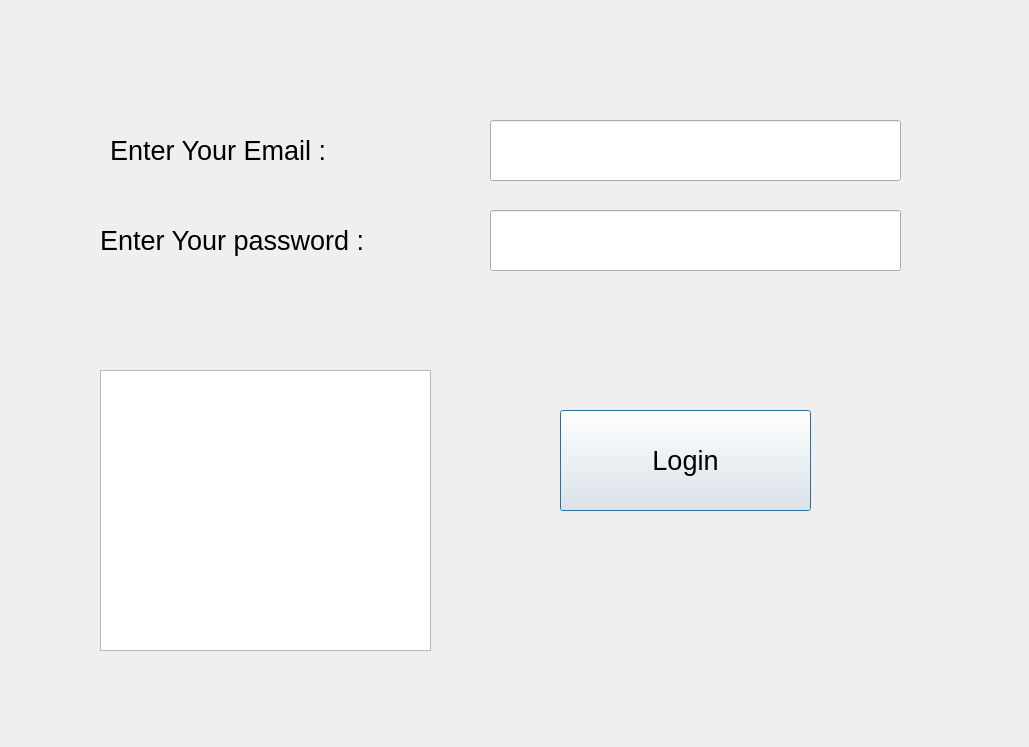
Old version of the form MainWindowApp/login.ui in the repository TheYoungOldtimer/ApProject1.
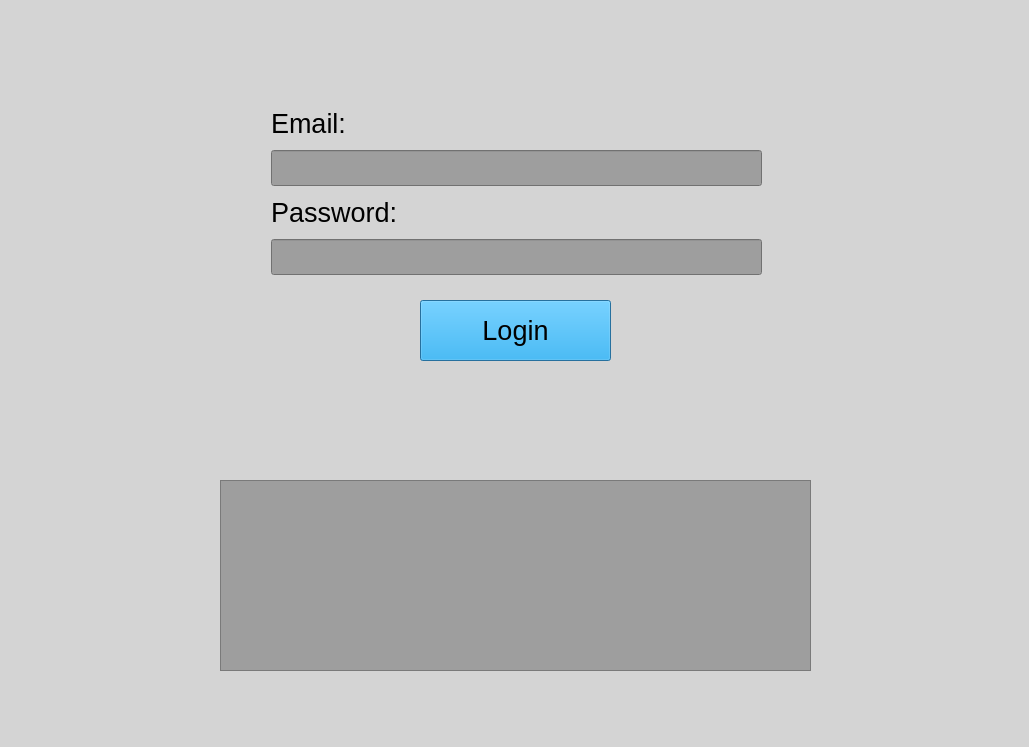
New version of the form.

Commit message: First changes to the login widget

Diff of the .ui file:
```diff
--- a/MainWindowApp/login.ui
+++ b/MainWindowApp/login.ui
@@ -13,85 +13,19 @@
   <property name="windowTitle">
    <string>Dialog</string>
   </property>
-  <widget class="QLabel" name="label_2">
-   <property name="geometry">
-    <rect>
-     <x>110</x>
-     <y>120</y>
-     <width>241</width>
-     <height>61</height>
-    </rect>
-   </property>
-   <property name="font">
-    <font>
-     <pointsize>20</pointsize>
-    </font>
-   </property>
-   <property name="text">
-    <string>Enter Your Email :</string>
-   </property>
-  </widget>
-  <widget class="QLineEdit" name="emailEdit">
-   <property name="geometry">
-    <rect>
-     <x>490</x>
-     <y>120</y>
-     <width>411</width>
-     <height>61</height>
-    </rect>
-   </property>
-   <property name="font">
-    <font>
-     <pointsize>18</pointsize>
-    </font>
-   </property>
-   <property name="text">
-    <string/>
-   </property>
-  </widget>
-  <widget class="QLabel" name="label_3">
-   <property name="geometry">
-    <rect>
-     <x>100</x>
-     <y>210</y>
-     <width>271</width>
-     <height>61</height>
-    </rect>
-   </property>
-   <property name="font">
-    <font>
-     <pointsize>20</pointsize>
-    </font>
-   </property>
-   <property name="text">
-    <string>Enter Your password :</string>
-   </property>
-  </widget>
-  <widget class="QLineEdit" name="passEdit">
-   <property name="geometry">
-    <rect>
-     <x>490</x>
-     <y>210</y>
-     <width>411</width>
-     <height>61</height>
-    </rect>
-   </property>
-   <property name="font">
-    <font>
-     <pointsize>18</pointsize>
-    </font>
-   </property>
-   <property name="text">
-    <string/>
-   </property>
-  </widget>
+  <property name="styleSheet">
+   <string notr="true">background-color: rgb(212, 212, 212);</string>
+  </property>
   <widget class="QPushButton" name="pushButton">
+   <property name="enabled">
+    <bool>true</bool>
+   </property>
    <property name="geometry">
     <rect>
-     <x>560</x>
-     <y>410</y>
-     <width>251</width>
-     <height>101</height>
+     <x>420</x>
+     <y>300</y>
+     <width>191</width>
+     <height>61</height>
     </rect>
    </property>
    <property name="font">
@@ -99,6 +33,19 @@
      <pointsize>20</pointsize>
     </font>
    </property>
+   <property name="cursor">
+    <cursorShape>PointingHandCursor</cursorShape>
+   </property>
+   <property name="mouseTracking">
+    <bool>true</bool>
+   </property>
+   <property name="acceptDrops">
+    <bool>false</bool>
+   </property>
+   <property name="styleSheet">
+    <string notr="true">background-color: rgb(0, 170, 255);
+color: rgb(0, 0, 0);</string>
+   </property>
    <property name="text">
     <string>Login</string>
    </property>
@@ -106,48 +53,109 @@
   <widget class="QTextEdit" name="ted">
    <property name="geometry">
     <rect>
-     <x>100</x>
-     <y>370</y>
-     <width>331</width>
-     <height>281</height>
+     <x>220</x>
+     <y>480</y>
+     <width>591</width>
+     <height>191</height>
     </rect>
    </property>
+   <property name="styleSheet">
+    <string notr="true">background-color: rgb(158, 158, 158);
+color: rgb(0, 0, 0);</string>
+   </property>
   </widget>
   <widget class="QLabel" name="membernotFound">
    <property name="geometry">
     <rect>
-     <x>490</x>
-     <y>185</y>
-     <width>411</width>
-     <height>21</height>
+     <x>370</x>
+     <y>380</y>
+     <width>291</width>
+     <height>41</height>
     </rect>
    </property>
    <property name="font">
     <font>
-     <pointsize>12</pointsize>
+     <pointsize>10</pointsize>
     </font>
    </property>
    <property name="text">
     <string/>
    </property>
   </widget>
-  <widget class="QLabel" name="wrongpass">
+  <widget class="QWidget" name="">
    <property name="geometry">
     <rect>
-     <x>490</x>
-     <y>280</y>
-     <width>411</width>
-     <height>21</height>
+     <x>271</x>
+     <y>103</y>
+     <width>491</width>
+     <height>172</height>
     </rect>
    </property>
-   <property name="font">
-    <font>
-     <pointsize>12</pointsize>
-    </font>
-   </property>
-   <property name="text">
-    <string/>
-   </property>
+   <layout class="QVBoxLayout" name="verticalLayout">
+    <item>
+     <widget class="QLabel" name="label_2">
+      <property name="font">
+       <font>
+        <pointsize>20</pointsize>
+       </font>
+      </property>
+      <property name="styleSheet">
+       <string notr="true">color: rgb(0, 0, 0);</string>
+      </property>
+      <property name="text">
+       <string>Email:</string>
+      </property>
+     </widget>
+    </item>
+    <item>
+     <widget class="QLineEdit" name="emailEdit">
+      <property name="font">
+       <font>
+        <pointsize>18</pointsize>
+       </font>
+      </property>
+      <property name="styleSheet">
+       <string notr="true">background-color: rgb(158, 158, 158);</string>
+      </property>
+      <property name="text">
+       <string/>
+      </property>
+     </widget>
+    </item>
+    <item>
+     <widget class="QLabel" name="label_3">
+      <property name="font">
+       <font>
+        <pointsize>20</pointsize>
+       </font>
+      </property>
+      <property name="styleSheet">
+       <string notr="true">color: rgb(0, 0, 0);</string>
+      </property>
+      <property name="text">
+       <string>Password:</string>
+      </property>
+     </widget>
+    </item>
+    <item>
+     <widget class="QLineEdit" name="passEdit">
+      <property name="font">
+       <font>
+        <pointsize>18</pointsize>
+       </font>
+      </property>
+      <property name="styleSheet">
+       <string notr="true">background-color: rgb(158, 158, 158);</string>
+      </property>
+      <property name="text">
+       <string/>
+      </property>
+      <property name="echoMode">
+       <enum>QLineEdit::Password</enum>
+      </property>
+     </widget>
+    </item>
+   </layout>
   </widget>
  </widget>
  <resources/>
```
Left out of the diff: 2 changed lines with no effect on the pictures. The commit also changes 4 other files.
